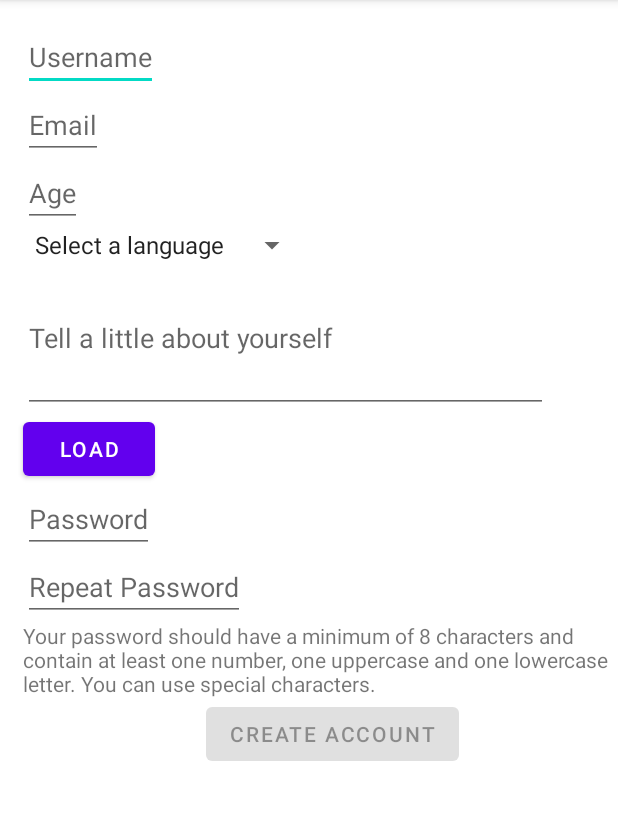
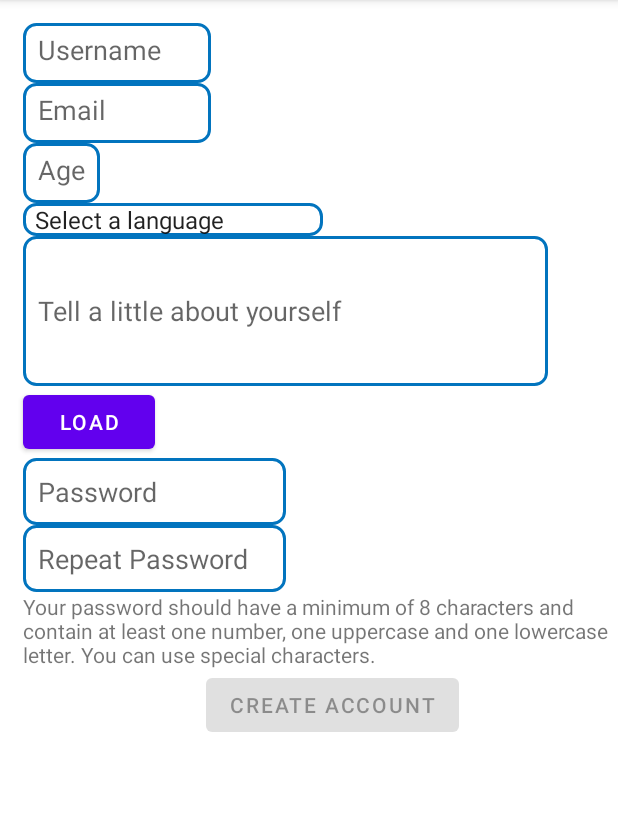
Before and after one commit to SBrown117/MonsterParty, an Android app: the CreateAccountActivity screen opened directly, with no data from a screen before it, on a phone screen of 412 x 824 dp, the part 84-904 px from its top. Run offline under Robolectric (Android 15) with nearby library versions, the phone set to English and light mode, and no system bars; our stand-ins replace Firebase (no records; nobody signed in at launch, a user with empty details on screens opened directly), Room's generated code, data binding; pictures from the network do not load.

Commit message:
Final push

```diff
--- a/app/src/main/java/com/example/monsterparty/view/CreateAccountActivity.kt
+++ b/app/src/main/java/com/example/monsterparty/view/CreateAccountActivity.kt
@@ -69,6 +69,7 @@ class CreateAccountActivity: AppCompatActivity() {
         ca_et_desc.addTextChangedListener(textWatcher)
         ca_et_password.addTextChangedListener(textWatcher)
         ca_et_password_match.addTextChangedListener(textWatcher)
+
         ca_spn_lang.onItemSelectedListener = object : AdapterView.OnItemSelectedListener{
             override fun onItemSelected(parent: AdapterView<*>?, view: View?, position: Int, id: Long) {
                 createUserViewModel.createUserLang = ca_spn_lang.getItemAtPosition(position).toString()
--- a/app/src/main/java/com/example/monsterparty/view/LoginActivity.kt
+++ b/app/src/main/java/com/example/monsterparty/view/LoginActivity.kt
@@ -5,6 +5,7 @@ import android.content.Intent
 import android.os.Bundle
 import android.text.Editable
 import android.text.TextWatcher
+import android.util.Log
 import android.view.View
 import android.widget.Toast
 import androidx.appcompat.app.AppCompatActivity
@@ -20,6 +21,7 @@ import com.example.monsterparty.viewmodel.UserViewModel
 import com.example.monsterparty.viewmodel.UserViewModelProvider
 import kotlinx.android.synthetic.main.login_page.*
 
+private const val TAG = "LoginActivity"
 class LoginActivity: AppCompatActivity() {
     private lateinit var userList: List<User>
     private lateinit var loginUserViewModel: UserViewModel
@@ -86,6 +88,7 @@ class LoginActivity: AppCompatActivity() {
     private fun verifyUser(un : String, ps : String){
         var userExists = false
         for (user in userList) {
+            Log.d(TAG, "verifyUser: $user")
             if (un == user.userName && ps == user.userPassword) {
                 val sharedPreferences = getSharedPreferences(
                         "monster_party_preferences",
--- a/app/src/main/java/com/example/monsterparty/viewmodel/UserViewModel.kt
+++ b/app/src/main/java/com/example/monsterparty/viewmodel/UserViewModel.kt
@@ -19,6 +19,7 @@ private const val TAG = ".UserViewModel"
 class UserViewModel(private val repository: UserRepository): ViewModel(),Observable{
     val users = repository.users
     private val statusMessage = MutableLiveData<Event<String>>()
+    private val defaultIcon = "icon-user-default-420x420.png"
 
     val message : LiveData<Event<String>>
         get() = statusMessage
@@ -115,7 +116,7 @@ class UserViewModel(private val repository: UserRepository): ViewModel(),Observa
         val ref = FirebaseStorage.getInstance().getReference("/MonsterPartyPics/$filename")
 
         if(createUserPicture == null){
-            return "icon-user-default-420x420.png"
+            return defaultIcon
         }
         else
             ref.putFile(createUserPicture!!)
@@ -125,22 +126,6 @@ class UserViewModel(private val repository: UserRepository): ViewModel(),Observa
         }
         return filename
     }
-    //todo Setup default image properly
-//    fun defaultPic(){
-//        //icon-user-default-420x420.png
-//    //https://i.kym-cdn.com/photos/images/facebook/001/398/452/8c1.png
-//        val builder = Uri.Builder()
-//        builder.scheme("https")
-//            .authority("i.kym-cdn.com")
-//            .appendPath("photos")
-//            .appendPath("images")
-//            .appendPath("facebook")
-//            .appendPath("001")
-//            .appendPath("398")
-//            .appendPath("452")
-//            .appendPath("8c1.png")
-//        createUserPicture = builder.build()
-//    }
     override fun addOnPropertyChangedCallback(callback: Observable.OnPropertyChangedCallback?) {}
 
     override fun removeOnPropertyChangedCallback(callback: Observable.OnPropertyChangedCallback?) {}
--- /dev/null
+++ b/app/src/main/res/drawable/et_style.xml
@@ -0,0 +1,7 @@
+<?xml version="1.0" encoding="utf-8"?>
+<shape xmlns:android="http://schemas.android.com/apk/res/android">
+    <stroke
+        android:width="2dp"
+        android:color="#0274be"/>
+    <corners android:radius="8dp"/>
+</shape>
--- a/app/src/main/res/layout/create_account_page.xml
+++ b/app/src/main/res/layout/create_account_page.xml
@@ -16,17 +16,21 @@
 
     <EditText
         android:id="@+id/ca_et_username"
-        android:layout_width="wrap_content"
-        android:layout_height="wrap_content"
+        android:layout_width="125dp"
+        android:layout_height="40dp"
         android:layout_margin="15dp"
+        android:padding="10dp"
+        android:background="@drawable/et_style"
         android:hint="@string/hint_username"
         android:text="@={userViewModel.createUserName}"
         app:layout_constraintStart_toStartOf="parent"
         app:layout_constraintTop_toTopOf="parent"/>
     <EditText
         android:id="@+id/ca_et_email"
-        android:layout_width="wrap_content"
-        android:layout_height="wrap_content"
+        android:layout_width="125dp"
+        android:layout_height="40dp"
+        android:padding="10dp"
+        android:background="@drawable/et_style"
         android:hint="@string/hint_email"
         android:text="@={userViewModel.createUserEmail}"
         app:layout_constraintTop_toBottomOf="@id/ca_et_username"
@@ -34,7 +38,9 @@
     <EditText
         android:id="@+id/ca_et_age"
         android:layout_width="wrap_content"
-        android:layout_height="wrap_content"
+        android:layout_height="40dp"
+        android:padding="10dp"
+        android:background="@drawable/et_style"
         android:inputType="number"
         android:hint="@string/hint_age"
         android:text="@={userViewModel.createUserAge}"
@@ -42,8 +48,9 @@
         app:layout_constraintLeft_toLeftOf="@id/ca_et_email"/>
     <Spinner
         android:id="@+id/ca_spn_lang"
-        android:layout_width="wrap_content"
+        android:layout_width="200dp"
         android:layout_height="wrap_content"
+        android:background="@drawable/et_style"
         android:entries="@array/lang_list"
         app:layout_constraintTop_toBottomOf="@id/ca_et_age"
         app:layout_constraintLeft_toLeftOf="@id/ca_et_age"/>
@@ -52,10 +59,12 @@
         android:id="@+id/ca_et_desc"
         android:layout_width="350dp"
         android:layout_height="100dp"
-        android:hint="@string/hint_tell_a_little_about_yourself"
+        android:padding="10dp"
+        android:background="@drawable/et_style"
         android:maxLength="200"
         android:singleLine="false"
         android:textAlignment="viewStart"
+        android:hint="@string/hint_tell_a_little_about_yourself"
         android:text="@={userViewModel.createUserDesc}"
         app:layout_constraintLeft_toLeftOf="@id/ca_spn_lang"
         app:layout_constraintTop_toBottomOf="@id/ca_spn_lang" />
@@ -78,8 +87,10 @@
         tools:srcCompat="@tools:sample/avatars"/>
     <EditText
         android:id="@+id/ca_et_password"
-        android:layout_width="wrap_content"
+        android:layout_width="175dp"
         android:layout_height="wrap_content"
+        android:padding="10dp"
+        android:background="@drawable/et_style"
         android:inputType="textPassword"
         android:hint="@string/hint_password"
         android:text="@={userViewModel.createUserPassword}"
@@ -87,8 +98,10 @@
         app:layout_constraintLeft_toLeftOf="@id/ca_et_desc"/>
     <EditText
         android:id="@+id/ca_et_password_match"
-        android:layout_width="wrap_content"
+        android:layout_width="175dp"
         android:layout_height="wrap_content"
+        android:padding="10dp"
+        android:background="@drawable/et_style"
         android:inputType="textPassword"
         android:hint="@string/hint_repeat_password"
         app:layout_constraintTop_toBottomOf="@id/ca_et_password"
--- a/app/src/main/res/layout/create_post.xml
+++ b/app/src/main/res/layout/create_post.xml
@@ -24,6 +24,8 @@
         android:id="@+id/cp_et_post_text_box"
         android:layout_width="match_parent"
         android:layout_height="100dp"
+        android:padding="10dp"
+        android:background="@drawable/et_style"
         android:text="@={postViewModel.postText}"
         app:layout_constraintTop_toBottomOf="@id/cp_tv_post_text_title"/>
     <TextView
```
Also changed, not shown: app/src/main/res/layout/log_out.xml (+9 -0 lines), app/src/main/res/layout/login_page.xml (+16 -2 lines), app/src/main/res/drawable/images.jpeg (added), app/src/main/res/drawable/threemonsters.jpg (added), app/src/main/res/drawable/tresmonsters.jpg (added).
